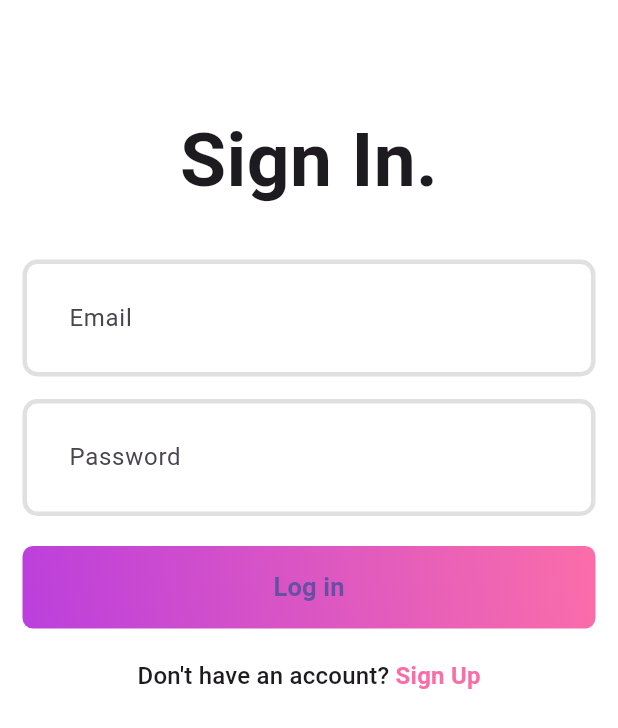
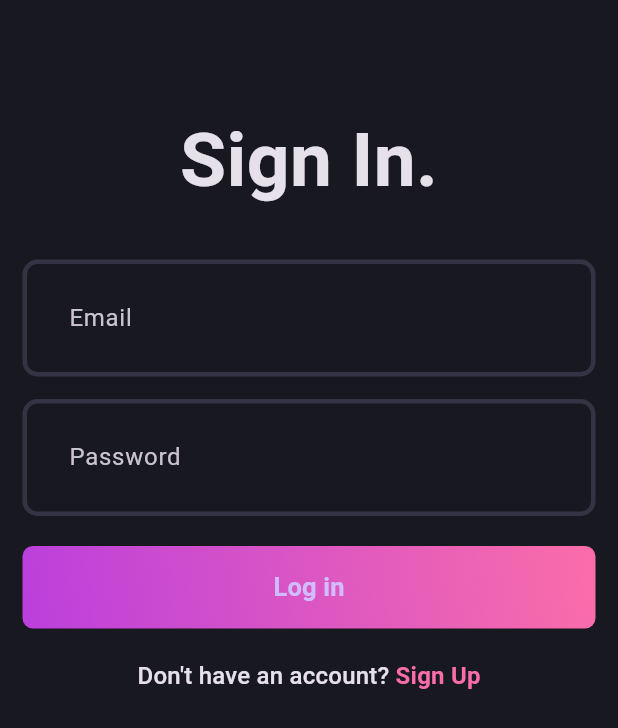
Before and after one commit to Nahid-web/blog_app, a Flutter app: the screen it shows after launch, on a phone screen of 412 x 824 dp. Shown: the top 728 px of the screen. Run offline on Flutter 3.47's test engine with Material 3 defaults, Android fonts, the phone set to English and light mode, and no system bars; our stand-ins replace flutter_bloc, flutter_dotenv, fpdart, get_it, go_router, supabase_flutter; accounts and stored records are empty.

Commit message:
feat: add BlogBloc provider to main application and update theme configuration

```diff
--- a/lib/main.dart
+++ b/lib/main.dart
@@ -2,6 +2,7 @@ import 'package:blog_app/core/common/cubits/app_user/app_user_cubit.dart';
 import 'package:blog_app/core/routes/routes.dart';
 import 'package:blog_app/core/theme/theme.dart';
 import 'package:blog_app/features/auth/presentation/bloc/auth_bloc.dart';
+import 'package:blog_app/features/blog/presentation/bloc/blog_bloc.dart';
 import 'package:blog_app/init_dependencies.dart';
 import 'package:flutter/material.dart';
 import 'package:flutter_bloc/flutter_bloc.dart';
@@ -16,6 +17,7 @@ void main() async {
       providers: [
         BlocProvider(create: (_) => serviceLocator<AppUserCubit>()),
         BlocProvider(create: (_) => serviceLocator<AuthBloc>()),
+        BlocProvider(create: (_) => serviceLocator<BlogBloc>()),
       ],
       child: const MyApp(),
     ),
@@ -41,8 +43,7 @@ class _MyAppState extends State<MyApp> {
     return MaterialApp.router(
       debugShowCheckedModeBanner: false,
       title: 'Bloc App',
-      theme: AppTheme.lightThemeMode,
-      darkTheme: AppTheme.darkThemeMode,
+      theme: AppTheme.darkThemeMode,
       themeMode: ThemeMode.system,
 
       routerConfig: router,
```
